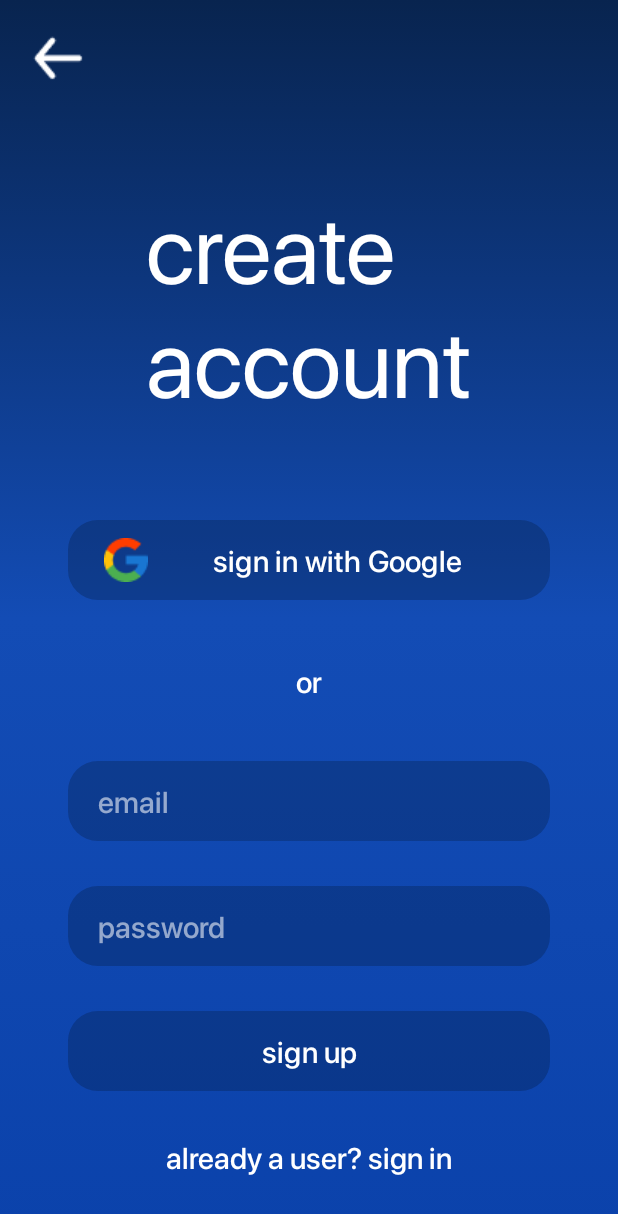
After one commit to betulAkgull/sunnie, an Android app: the fragment SignUpFragment shown on its own in the app's theme, on a phone screen of 412 x 824 dp. The commit adds this screen. Shown: the top 1214 px of the screen. Run offline under Robolectric (Android 15) with nearby library versions, the phone set to English and light mode, and no system bars.

Commit message:
SignIn and SignUp xml added

```diff
--- /dev/null
+++ b/app/src/main/java/com/example/weatherapp/ui/signup/SignUpFragment.kt
@@ -0,0 +1,21 @@
+package com.example.weatherapp.ui.signup
+
+import android.os.Bundle
+import android.view.View
+import androidx.fragment.app.Fragment
+import com.example.weatherapp.R
+import com.example.weatherapp.common.viewBinding
+import com.example.weatherapp.databinding.FragmentSignUpBinding
+
+class SignUpFragment : Fragment(R.layout.fragment_sign_up) {
+
+    private val binding by viewBinding(FragmentSignUpBinding::bind)
+
+    override fun onViewCreated(view: View, savedInstanceState: Bundle?) {
+        super.onViewCreated(view, savedInstanceState)
+
+        with(binding) {
+
+        }
+    }
+}
--- /dev/null
+++ b/app/src/main/res/layout/fragment_sign_up.xml
@@ -0,0 +1,105 @@
+<?xml version="1.0" encoding="utf-8"?>
+<androidx.constraintlayout.widget.ConstraintLayout xmlns:android="http://schemas.android.com/apk/res/android"
+    android:layout_width="match_parent"
+    android:layout_height="match_parent"
+    xmlns:app="http://schemas.android.com/apk/res-auto">
+
+    <ImageView
+        android:id="@+id/btn_back"
+        android:layout_width="0dp"
+        android:layout_height="wrap_content"
+        android:backgroundTint="@android:color/transparent"
+        android:layout_marginTop="15dp"
+        android:layout_marginStart="15dp"
+        app:layout_constraintStart_toStartOf="parent"
+        app:layout_constraintTop_toTopOf="parent"
+        app:srcCompat="@drawable/ic_back" />
+
+    <TextView
+        android:id="@+id/tv_header"
+        style="@style/textHeader"
+        android:layout_width="wrap_content"
+        android:layout_height="wrap_content"
+        android:text="@string/tvCreateAcc"
+        android:textAlignment="center"
+        android:layout_marginTop="120dp"
+        app:layout_constraintEnd_toEndOf="parent"
+        app:layout_constraintStart_toStartOf="parent"
+        app:layout_constraintTop_toTopOf="parent" />
+
+    <Button
+        style="@style/buttonLarge"
+        android:id="@+id/btn_sign_in_google"
+        android:layout_width="match_parent"
+        android:layout_height="@dimen/editTextHeight"
+        android:layout_marginTop="65dp"
+        android:text="@string/tvSignInGoogle"
+        android:drawableLeft="@drawable/ic_google"
+        app:layout_constraintEnd_toEndOf="parent"
+        app:layout_constraintStart_toStartOf="parent"
+        app:layout_constraintTop_toBottomOf="@+id/tv_header" />
+
+    <TextView
+        style="@style/textSmall"
+        android:id="@+id/tv_or"
+        android:layout_width="match_parent"
+        android:layout_height="wrap_content"
+        android:gravity="center"
+        android:layout_marginTop="40dp"
+        android:text="@string/tvOr"
+        app:layout_constraintEnd_toEndOf="parent"
+        app:layout_constraintStart_toStartOf="parent"
+        app:layout_constraintTop_toBottomOf="@+id/btn_sign_in_google"/>
+
+    <EditText
+        style="@style/editText"
+        android:id="@+id/et_email"
+        android:layout_width="match_parent"
+        android:layout_height="@dimen/editTextHeight"
+        android:textColorHint="@color/whiteTransparent"
+        android:layout_marginTop="40dp"
+        android:hint="@string/tvEmail"
+        android:inputType="textEmailAddress"
+        app:layout_constraintEnd_toEndOf="parent"
+        app:layout_constraintStart_toStartOf="parent"
+        app:layout_constraintTop_toBottomOf="@+id/tv_or"
+        android:autofillHints="emailAddress" />
+
+    <EditText
+        style="@style/editText"
+        android:id="@+id/et_password"
+        android:layout_width="match_parent"
+        android:layout_height="@dimen/editTextHeight"
+        android:textColorHint="@color/whiteTransparent"
+        android:layout_marginTop="30dp"
+        android:hint="@string/tvPassword"
+        android:inputType="textPassword"
+        app:layout_constraintEnd_toEndOf="parent"
+        app:layout_constraintStart_toStartOf="parent"
+        app:layout_constraintTop_toBottomOf="@+id/et_email"
+        android:autofillHints="emailAddress" />
+
+    <Button
+        style="@style/buttonLarge"
+        android:id="@+id/btn_sign_up"
+        android:layout_width="match_parent"
+        android:layout_height="@dimen/editTextHeight"
+        android:layout_marginTop="30dp"
+        android:text="@string/tvSignUp"
+        app:layout_constraintEnd_toEndOf="parent"
+        app:layout_constraintStart_toStartOf="parent"
+        app:layout_constraintTop_toBottomOf="@+id/et_password" />
+
+    <TextView
+        android:id="@+id/tv_not_registered"
+        style="@style/textSmall"
+        android:layout_width="match_parent"
+        android:layout_height="wrap_content"
+        android:gravity="center"
+        android:text="@string/tvAlreadyUser"
+        android:layout_marginTop="30dp"
+        app:layout_constraintEnd_toEndOf="parent"
+        app:layout_constraintStart_toStartOf="parent"
+        app:layout_constraintTop_toBottomOf="@+id/btn_sign_up" />
+
+</androidx.constraintlayout.widget.ConstraintLayout>
--- a/app/src/main/res/layout/fragment_splash.xml
+++ b/app/src/main/res/layout/fragment_splash.xml
@@ -33,7 +33,7 @@
         android:layout_height="wrap_content"
         android:layout_marginStart="40dp"
         android:layout_marginBottom="20dp"
-        android:text="sign up"
+        android:text="@string/tvSignUp"
         app:layout_constraintBottom_toBottomOf="parent"
         app:layout_constraintStart_toStartOf="parent"
         app:layout_constraintTop_toTopOf="parent"
@@ -46,7 +46,7 @@
         android:layout_height="wrap_content"
         android:layout_marginEnd="40dp"
         android:layout_marginBottom="20dp"
-        android:text="sign in"
+        android:text="@string/tvSignIn"
         app:layout_constraintBottom_toBottomOf="parent"
         app:layout_constraintEnd_toEndOf="parent"
         app:layout_constraintTop_toTopOf="parent"
--- a/app/src/main/res/values/colors.xml
+++ b/app/src/main/res/values/colors.xml
@@ -7,4 +7,5 @@
     <color name="bgEndColor">#0B42AB</color>
 
     <color name="buttonColor">#40001026</color>
+    <color name="whiteTransparent">#90FFFFFF</color>
 </resources>
--- a/app/src/main/res/values/dimens.xml
+++ b/app/src/main/res/values/dimens.xml
@@ -4,4 +4,9 @@
     <dimen name="textSmall">20sp</dimen>
     <dimen name="btnWidthSmall">120dp</dimen>
     <dimen name="btnHeightSmall">55dp</dimen>
+    <dimen name="editTextWidth">120dp</dimen>
+    <dimen name="editTextHeight">53dp</dimen>
+    <dimen name="btnWidthLarge">120dp</dimen>
+    <dimen name="btnHeightLarge">53dp</dimen>
+    <dimen name="margin">45dp</dimen>
 </resources>
--- a/app/src/main/res/values/strings.xml
+++ b/app/src/main/res/values/strings.xml
@@ -1,5 +1,14 @@
 <resources>
     <string name="app_name">sunnie</string>
-    <string name="deneme">deneme</string>
-    <string name="sunny">sunny</string>
+    <string name="tvSignIn">sign in</string>
+    <string name="tvSignUp">sign up</string>
+    <string name="tvWelcome">welcome\nback</string>
+    <string name="tvCreateAcc">create\naccount</string>
+    <string name="tvForgotPassword">forgot password?</string>
+    <string name="tvEmail">email</string>
+    <string name="tvPassword">password</string>
+    <string name="tvOr">or</string>
+    <string name="tvSignInGoogle">sign in with Google</string>
+    <string name="tvNotRegistered">not yet registered? sign up</string>
+    <string name="tvAlreadyUser">already a user? sign in</string>
 </resources>
--- a/app/src/main/res/values/themes.xml
+++ b/app/src/main/res/values/themes.xml
@@ -14,6 +14,12 @@
         <item name="fontFamily">@font/sfproregular</item>
     </style>
 
+    <style name="textSmall">
+        <item name="android:background">@android:color/transparent</item>
+        <item name="android:textSize">@dimen/textSmall</item>
+        <item name="fontFamily">@font/sfpromedium</item>
+    </style>
+
     <style name="buttonSmall">
         <item name="backgroundTint">@color/buttonColor</item>
         <item name="android:background">@drawable/bg_button</item>
@@ -21,4 +27,25 @@
         <item name="android:width">@dimen/btnWidthSmall</item>
         <item name="android:height">@dimen/btnHeightSmall</item>
     </style>
+
+    <style name="buttonLarge">
+        <item name="backgroundTint">@color/buttonColor</item>
+        <item name="android:background">@drawable/bg_button</item>
+        <item name="android:textSize">@dimen/textSmall</item>
+        <item name="android:width">@dimen/btnWidthLarge</item>
+        <item name="android:height">@dimen/btnHeightLarge</item>
+        <item name="android:layout_marginLeft">@dimen/margin</item>
+        <item name="android:layout_marginRight">@dimen/margin</item>
+    </style>
+
+    <style name="editText">
+        <item name="backgroundTint">@color/buttonColor</item>
+        <item name="android:background">@drawable/bg_button</item>
+        <item name="android:textSize">@dimen/textSmall</item>
+        <item name="android:width">@dimen/editTextWidth</item>
+        <item name="android:height">@dimen/editTextHeight</item>
+        <item name="android:paddingStart">20dp</item>
+        <item name="android:layout_marginLeft">@dimen/margin</item>
+        <item name="android:layout_marginRight">@dimen/margin</item>
+    </style>
 </resources>
```
Also changed, not shown: app/src/main/java/com/example/weatherapp/ui/signin/SignInFragment.kt (added, +21 -0 lines), app/src/main/res/layout/fragment_sign_in.xml (added, +119 -0 lines).
